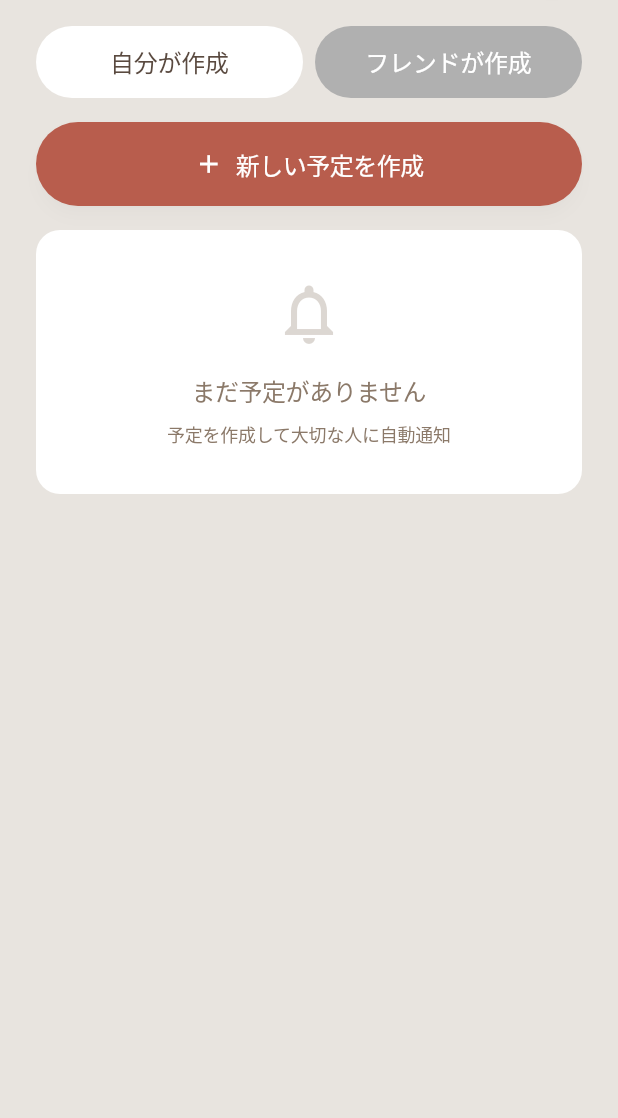
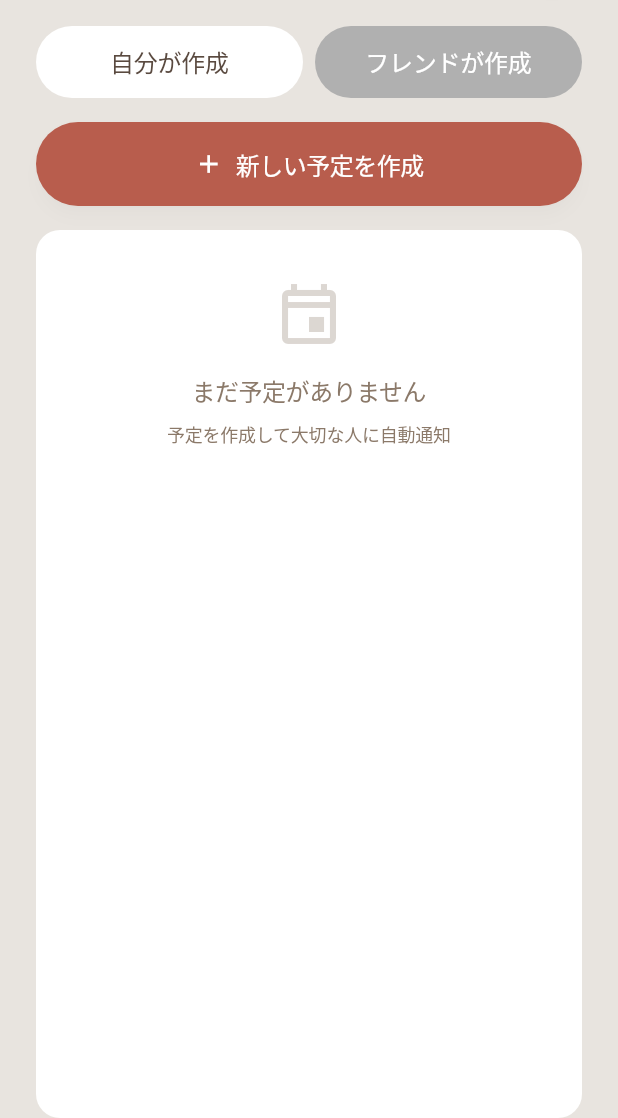
Before and after one commit to hoshido-k/imane, a Flutter app: the ScheduleListScreen screen opened directly, on a phone screen of 412 x 824 dp, the part 118-1236 px from its top. Run offline on Flutter 3.47's test engine with Material 3 defaults, Android fonts, the phone set to English and light mode, and no system bars; our stand-ins replace connectivity_plus, firebase_auth, firebase_core, firebase_messaging, flutter_local_notifications, geolocator and 4 more; missing offline and left inert: background_location; accounts and stored records are empty; generated files the repository leaves out were written again; network calls fail; Roboto replaces fonts that are missing (Inter).

Commit message:
Fix empty state UI issues across multiple screens
- Fix clipping issue when scrolling to reload empty state cards by adding ConstrainedBox with minHeight constraint
- Change schedule screen empty state icon from bell (notifications_outlined) to calendar (event_outlined)
- Fix friend avatar display in schedule creation step to show actual profile images instead of just initials
- Add _buildDefaultAvatar helper method for consistent fallback avatar display

Affected screens:
- Schedule list screen (自分が作成 / フレンドが作成)
- Notification history screen
- Friends screen
- Friend requests screen (受信した申請 / 送信した申請)
- Schedule creation step 3 (recipients selection)

```diff
--- a/mobile/lib/screens/notification/notification_history_screen.dart
+++ b/mobile/lib/screens/notification/notification_history_screen.dart
@@ -315,6 +315,10 @@ class _NotificationHistoryScreenState extends State<NotificationHistoryScreen> {
           builder: (context, constraints) {
             return SingleChildScrollView(
               physics: const AlwaysScrollableScrollPhysics(),
+              child: ConstrainedBox(
+                constraints: BoxConstraints(
+                  minHeight: constraints.maxHeight,
+                ),
                 child: Padding(
                   padding: const EdgeInsets.all(24),
                   child: Container(
@@ -356,6 +360,7 @@ class _NotificationHistoryScreenState extends State<NotificationHistoryScreen> {
                           ),
                           const SizedBox(height: 12),
                         ],
+                      ),
                     ),
                   ),
                 ),
--- a/mobile/lib/screens/schedule/schedule_list_screen.dart
+++ b/mobile/lib/screens/schedule/schedule_list_screen.dart
@@ -448,7 +448,12 @@ class _ScheduleListScreenState extends State<ScheduleListScreen> with WidgetsBin
           builder: (context, constraints) {
             return SingleChildScrollView(
               physics: const AlwaysScrollableScrollPhysics(),
-              child: _buildEmptyState(),
+              child: ConstrainedBox(
+                constraints: BoxConstraints(
+                  minHeight: constraints.maxHeight,
+                ),
+                child: _buildEmptyState(),
+              ),
             );
           },
         ),
@@ -488,9 +493,9 @@ class _ScheduleListScreenState extends State<ScheduleListScreen> with WidgetsBin
         child: Column(
           mainAxisSize: MainAxisSize.min,
           children: [
-            // Bell icon
+            // Schedule icon
             Icon(
-              Icons.notifications_outlined,
+              Icons.event_outlined,
               size: 48,
               color: AppColors.textSecondary.withOpacity(0.3),
             ),
```
Also changed, not shown: mobile/lib/screens/friends/friend_requests_screen.dart (+10 -0 lines), mobile/lib/screens/schedule/steps/step3_recipients_screen.dart (+46 -18 lines). Lines whose indentation alone changed are shown as unchanged.
